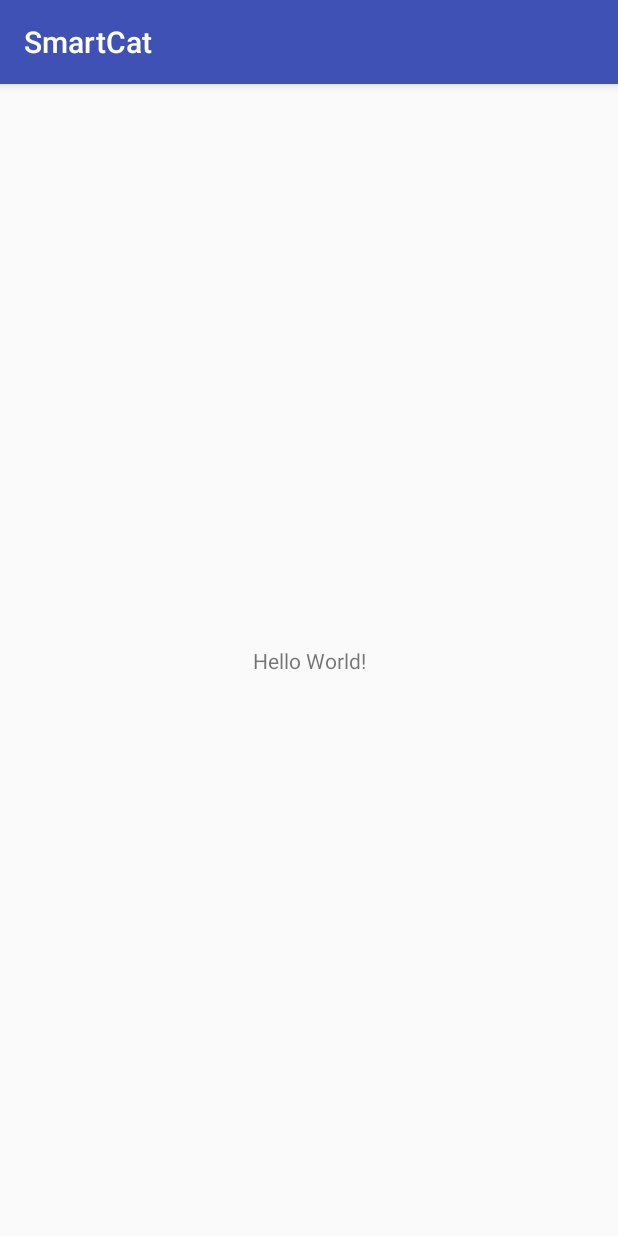
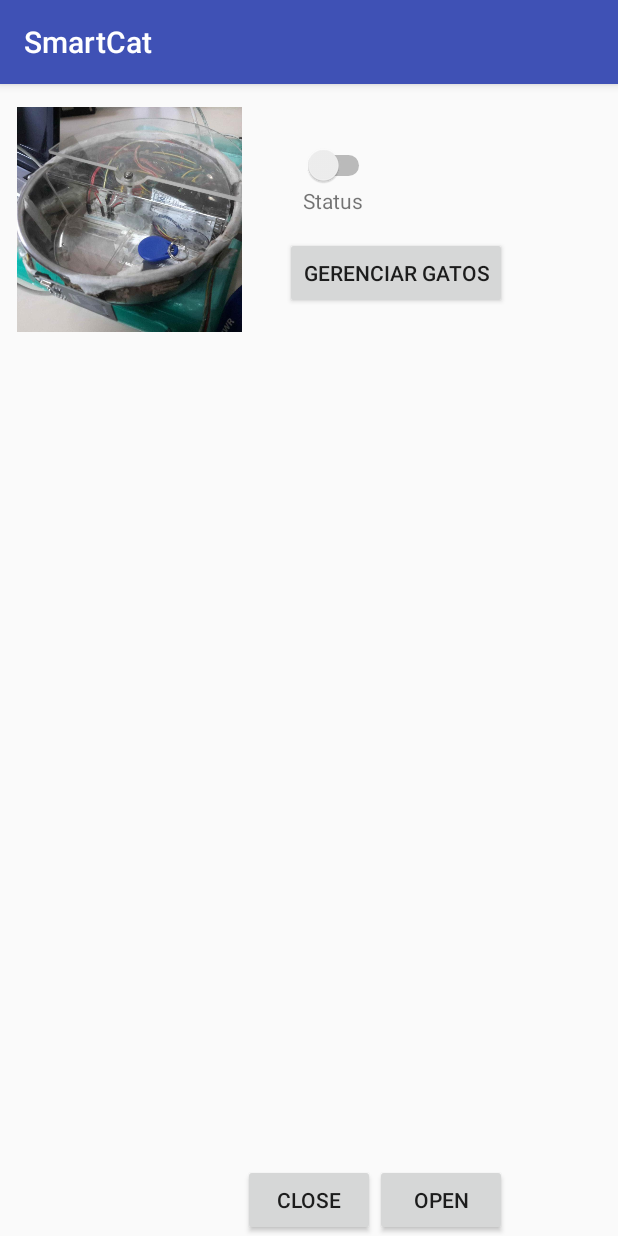
Before and after one commit to clementinojr/SmartPet, an Android app: the screen it shows after launch (MainActivity), on a phone screen of 412 x 824 dp. Run offline under Robolectric (Android 15) with nearby library versions, the phone set to English and light mode, and no system bars; libraries missing offline, so code that uses them is left out: org.eclipse.paho; 8 statements that could not run were skipped.

Commit message:
Android app and ESP both publishing and subscribing

```diff
--- a/app/SmartCat/app/src/main/java/clicnet/smartcat/MainActivity.java
+++ b/app/SmartCat/app/src/main/java/clicnet/smartcat/MainActivity.java
@@ -1,13 +1,162 @@
 package clicnet.smartcat;
 
+import android.content.Context;
+import android.content.Intent;
 import android.support.v7.app.AppCompatActivity;
 import android.os.Bundle;
+import android.util.Log;
+import android.view.View;
+import android.widget.Button;
+import android.widget.TextView;
+
+import org.eclipse.paho.android.service.MqttAndroidClient;
+import org.eclipse.paho.client.mqttv3.IMqttActionListener;
+import org.eclipse.paho.client.mqttv3.IMqttDeliveryToken;
+import org.eclipse.paho.client.mqttv3.IMqttToken;
+import org.eclipse.paho.client.mqttv3.MqttCallback;
+import org.eclipse.paho.client.mqttv3.MqttClient;
+import org.eclipse.paho.client.mqttv3.MqttConnectOptions;
+import org.eclipse.paho.client.mqttv3.MqttException;
+import org.eclipse.paho.client.mqttv3.MqttMessage;
 
 public class MainActivity extends AppCompatActivity {
 
+    Button btn;
+
+    static String MQTTHOST = "tcp://m12.cloudmqtt.com:19337";
+    static String USERNAME = "dmsjvruj";
+    static String PASSWORD = "miXaqhWnTVA9";
+    static String topic1 = "esp8266/pincmd";//sent by mobile or site
+    static String topic2 = "esp8266/up";//sent by esp8266
+
+    static MqttAndroidClient client;
+
+
+    TextView statusText;
     @Override
     protected void onCreate(Bundle savedInstanceState) {
         super.onCreate(savedInstanceState);
         setContentView(R.layout.activity_main);
+
+        establishMQTT();
+
+        statusText = (TextView)findViewById(R.id.textStatus);
+
+
+        callBack();
+
+        buttonCatManager();
+    }
+
+
+
+    public void buttonCatManager() {
+        final Context context = this;
+        btn = (Button) findViewById(R.id.buttonCatManager);
+        btn.setOnClickListener(new View.OnClickListener() {
+
+            @Override
+            public void onClick(View arg0) {
+                Intent intent = new Intent(context, CatManager.class);
+                startActivity(intent);
+            }
+
+        });
+
+    }
+    public void callBack(){
+    client.setCallback(new MqttCallback() {
+        @Override
+        public void connectionLost(Throwable cause) {
+
+        }
+
+        @Override
+        public void messageArrived(String topic, MqttMessage message) throws Exception {
+
+//            String tempTopic = topic;
+//            statusText.setText(topic);
+            if (topic.equals(topic2)) {
+                if (new String(message.getPayload()).contains("open")) {
+                statusText.setText("Aberto");
+                } else {
+                statusText.setText("Fechado");
+                }
+            }
+        }
+
+        @Override
+        public void deliveryComplete(IMqttDeliveryToken token) {
+
+        }
+    });
+
+    }
+
+    public void establishMQTT(){
+        String clientId = MqttClient.generateClientId();
+        client = new MqttAndroidClient(this.getApplicationContext(), MQTTHOST, clientId);
+
+        MqttConnectOptions options = new MqttConnectOptions();
+
+        options.setUserName(USERNAME);
+        options.setPassword(PASSWORD.toCharArray());
+
+
+
+        try {
+            IMqttToken token = client.connect(options);
+            token.setActionCallback(new IMqttActionListener() {
+                @Override
+                public void onSuccess(IMqttToken asyncActionToken) {
+                    // We are connected
+                    Log.d("connection", "onSuccess");
+
+                    setStatus();
+                }
+
+                @Override
+                public void onFailure(IMqttToken asyncActionToken, Throwable exception) {
+                    // Something went wrong e.g. connection timeout or firewall problems
+                    Log.d("connection", "onFailure");
+
+                }
+            });
+        } catch (MqttException e) {
+            e.printStackTrace();
+        }
+
+    }
+
+    public void open(View v){
+        String topic = topic1;
+        String payload = "open";
+        try {
+            client.publish(topic, payload.getBytes(),0,false);
+        } catch ( MqttException e) {
+            e.printStackTrace();
+        }
+    }
+    public void close(View v){
+        String topic = topic1;
+        String payload = "close";
+        try {
+            client.publish(topic, payload.getBytes(),0,false);
+        } catch ( MqttException e) {
+            e.printStackTrace();
+        }
+    }
+
+
+
+
+    private void setStatus(){
+        try{
+            client.subscribe(topic2,0);
+        }catch (MqttException e){
+            e.printStackTrace();
+        }
+
+
     }
 }
--- a/app/SmartCat/app/src/main/res/layout/activity_main.xml
+++ b/app/SmartCat/app/src/main/res/layout/activity_main.xml
@@ -1,18 +1,77 @@
 <?xml version="1.0" encoding="utf-8"?>
-<android.support.constraint.ConstraintLayout xmlns:android="http://schemas.android.com/apk/res/android"
+<RelativeLayout xmlns:android="http://schemas.android.com/apk/res/android"
     xmlns:app="http://schemas.android.com/apk/res-auto"
     xmlns:tools="http://schemas.android.com/tools"
     android:layout_width="match_parent"
     android:layout_height="match_parent"
     tools:context="clicnet.smartcat.MainActivity">
 
-    <TextView
+    <Button
+        android:id="@+id/button"
         android:layout_width="wrap_content"
         android:layout_height="wrap_content"
-        android:text="Hello World!"
-        app:layout_constraintBottom_toBottomOf="parent"
+        android:text="Open"
+        android:onClick="open"
         app:layout_constraintLeft_toLeftOf="parent"
-        app:layout_constraintRight_toRightOf="parent"
-        app:layout_constraintTop_toTopOf="parent" />
+        android:layout_alignParentBottom="true"
+        android:layout_toRightOf="@+id/switch1"
+        android:layout_toEndOf="@+id/switch1" />
 
-</android.support.constraint.ConstraintLayout>
+    <Button
+        android:id="@+id/button1"
+        android:layout_width="wrap_content"
+        android:layout_height="wrap_content"
+        android:text="Close"
+        android:onClick="close"
+        tools:layout_editor_absoluteY="447dp"
+        app:layout_constraintLeft_toRightOf="@+id/button"
+        android:layout_alignParentBottom="true"
+        android:layout_centerHorizontal="true" />
+
+    <Switch
+        android:id="@+id/switch1"
+        android:layout_width="wrap_content"
+        android:layout_height="wrap_content"
+        android:layout_marginTop="25dp"
+        android:layout_alignTop="@+id/imageView"
+        android:layout_alignRight="@+id/button1"
+        android:layout_alignEnd="@+id/button1" />
+
+    <TextView
+        android:id="@+id/textStatus"
+        android:layout_width="wrap_content"
+        android:layout_height="wrap_content"
+        android:text="Status"
+
+        android:layout_below="@+id/switch1"
+        android:layout_alignLeft="@+id/switch1"
+        android:layout_alignStart="@+id/switch1" />
+
+    <ImageView
+        android:id="@+id/imageView"
+        android:layout_width="150dp"
+        android:layout_height="150dp"
+        app:srcCompat="@raw/icon"
+
+        app:layout_constraintLeft_toLeftOf="parent"
+        android:layout_marginLeft="11dp"
+        android:layout_marginStart="11dp"
+        android:layout_alignParentTop="true"
+        android:layout_alignParentLeft="true"
+        android:layout_alignParentStart="true"
+        android:layout_marginTop="15dp" />
+
+    <Button
+        android:id="@+id/buttonCatManager"
+        android:layout_width="wrap_content"
+        android:layout_height="wrap_content"
+        android:text="Gerenciar Gatos"
+
+
+        android:layout_alignBottom="@+id/imageView"
+        android:layout_alignRight="@+id/button"
+        android:layout_alignEnd="@+id/button"
+        android:layout_marginBottom="15dp" />
+
+
+</RelativeLayout>
```
Also changed, not shown: app/SmartCat/app/build.gradle (+11 -0 lines), app/SmartCat/app/src/main/AndroidManifest.xml (+9 -0 lines), app/SmartCat/app/src/main/java/clicnet/smartcat/CatManager.java (added, +38 -0 lines), app/SmartCat/app/src/main/res/layout/activity_cat_manager.xml (added, +80 -0 lines), app/SmartCat/app/src/main/res/raw/cat1.jpg (added), app/SmartCat/app/src/main/res/raw/icon.jpeg (added), 1 other file.
